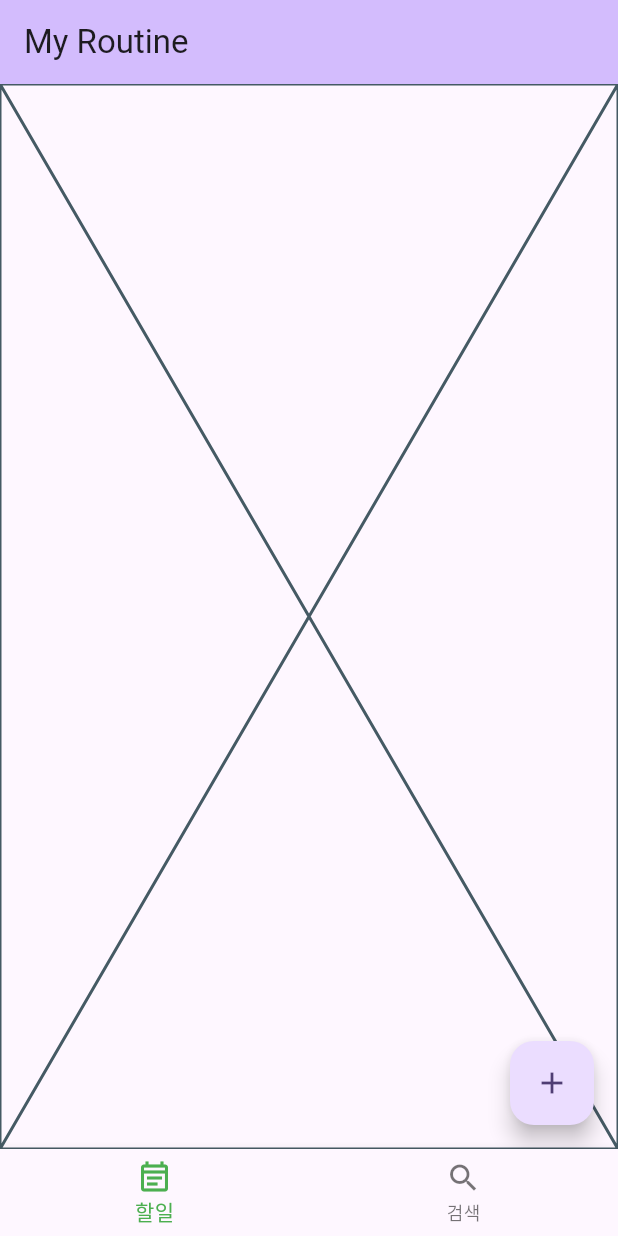
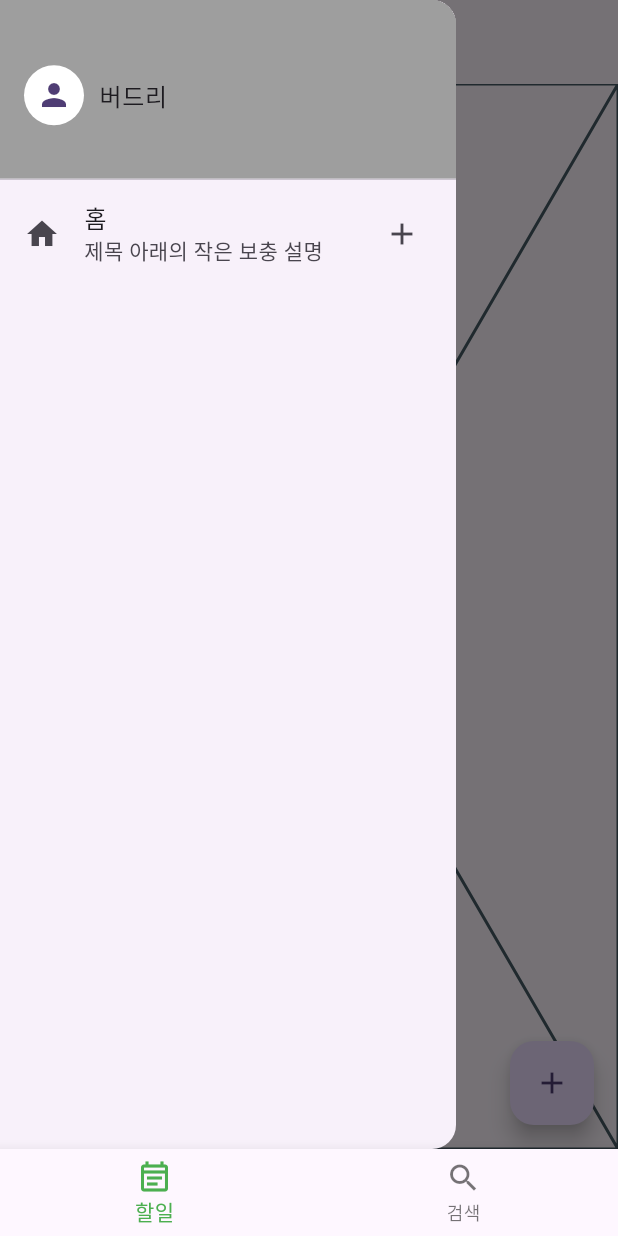
Before and after one commit to se05503/my-routine-app, a Flutter app: the screen it shows after launch, with the side drawer open (before the commit the screen has no drawer), on a phone screen of 412 x 824 dp. Run offline on Flutter 3.47's test engine with Material 3 defaults, Android fonts, the phone set to English and light mode, and no system bars.

Commit message:
design: 앱바 햄버거 아이콘 클릭 시 좌측 드로어 메뉴 나오기 - Scaffold의 appBar, drawer 속성 사용 - Drawer의 DrawerHeader, ListTitle 속성으로 드로어 내 레이아웃 배치 - 메인 화면의 앱바 제거

```diff
--- a/lib/screen/main/s_main.dart
+++ b/lib/screen/main/s_main.dart
@@ -16,10 +16,6 @@ class _MainScreenState extends State<MainScreen> {
   @override
   Widget build(BuildContext context) {
     return Scaffold(
-      appBar: AppBar(
-        backgroundColor: Theme.of(context).colorScheme.inversePrimary,
-        title: Text('My Routine'),
-      ),
       body: Center(child: _screens[_selectedIndex]),
       bottomNavigationBar: BottomNavigationBar(
         items: [
--- a/lib/screen/main/todo/f_todo.dart
+++ b/lib/screen/main/todo/f_todo.dart
@@ -2,6 +2,7 @@ import 'package:flutter/material.dart';
 import 'package:my_routine_app/data/memory/todo_holder.dart';
 import '../../../common/datetime_extension.dart';
 import '../../../data/memory/vo_todo.dart';
+import '../../widget/w_drawer_menu.dart';
 import '../../widget/w_rounded_container.dart';
 
 class TodoFragment extends StatefulWidget {
@@ -19,6 +20,8 @@ class _TodoFragmentState extends State<TodoFragment> {
   @override
   Widget build(BuildContext context) {
     return Scaffold(
+      appBar: AppBar(title: Text("마이 루틴"),),
+      drawer: DrawerMenu(),
       body: Placeholder(),
         floatingActionButton: FloatingActionButton(
           onPressed: () {
--- /dev/null
+++ b/lib/screen/widget/w_drawer_menu.dart
@@ -0,0 +1,38 @@
+import 'package:flutter/material.dart';
+
+class DrawerMenu extends StatelessWidget {
+  const DrawerMenu({super.key});
+
+  @override
+  Widget build(BuildContext context) {
+    return Drawer(
+      child: ListView(
+        padding: EdgeInsets.zero, // 헤더가 시스템 바 영역을 넘어가도록 함 (이게 더 자연스러워 보여서 일단 넣음)
+        children: [
+          SizedBox(
+            height: 120,
+            child: DrawerHeader(
+              margin: EdgeInsets.zero, // 하단 여백 제거
+              decoration: BoxDecoration(color: Colors.grey),
+              child: Row(
+                children: [
+                  CircleAvatar(backgroundColor: Colors.white, child: Icon(Icons.person)),
+                  SizedBox(width: 10),
+                  Text("버드리")
+                ],
+              ),
+            ),
+          ),
+          ListTile(
+            selectedColor: Colors.red,
+            leading: Icon(Icons.home),
+            title: Text("홈"),
+            subtitle: Text("제목 아래의 작은 보충 설명"),
+            trailing: Icon(Icons.add),
+            onTap: () {},
+          )
+        ],
+      ),
+    );
+  }
+}
```
